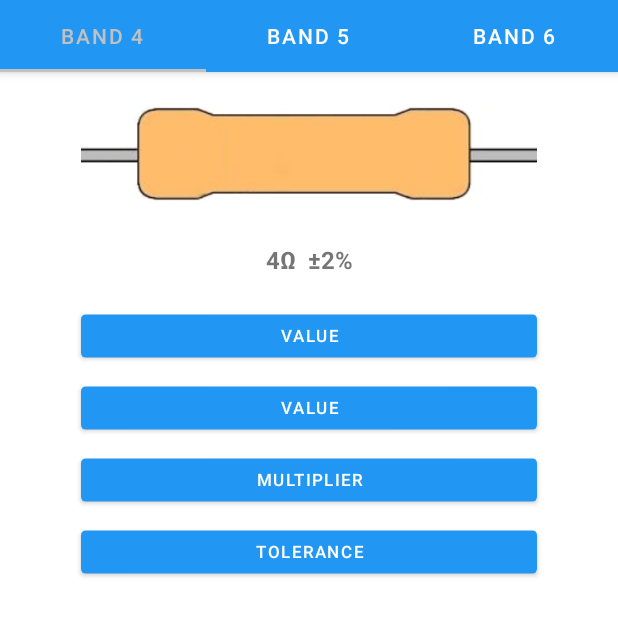
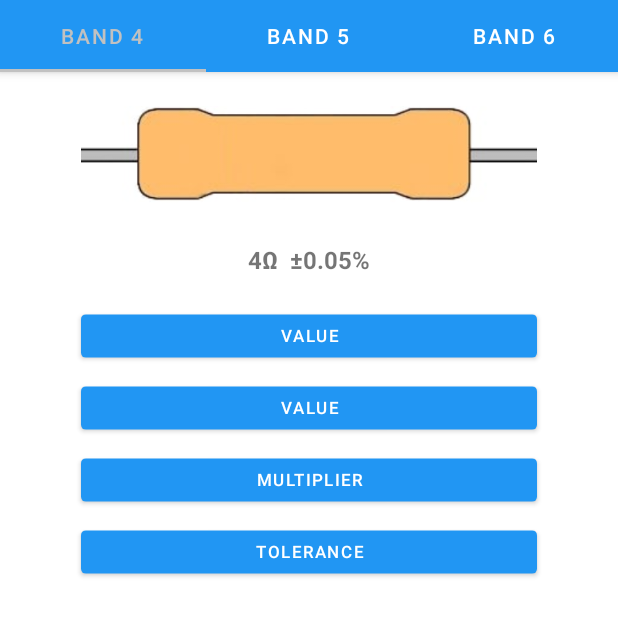
Before and after one commit to MartinMatta/Android-Resistor-Color-Codes, an Android app: the screen it shows after launch (MainActivity), after a tap on "VALUE", on a phone screen of 412 x 824 dp, the part 89-726 px from its top. Run offline under Robolectric (Android 15) with nearby library versions, the phone set to English and light mode, and no system bars; libraries missing offline, so code that uses them is left out: petrov.kristiyan.colorpicker.

Commit message:
add color class

```diff
--- /dev/null
+++ b/app/src/main/java/com/example/resistorcalculator/Colors.java
@@ -0,0 +1,63 @@
+package com.example.resistorcalculator;
+
+public class Colors {
+
+    String[] valueColorNames = {
+            "black", "brown",
+            "red", "orange",
+            "yellow", "green",
+            "blue", "purple",
+            "gray", "white"
+    };
+
+    String[] multiplierColorNames = {
+            "black", "brown",
+            "red", "orange",
+            "yellow", "green",
+            "blue", "purple",
+            "gray", "white",
+            "gold", "silver"
+    };
+
+    String[] toleranceColorNames = {
+            "black", "brown",
+            "green", "blue",
+            "purple", "gray",
+            "gold", "silver"
+    };
+
+    String[] coefficientColorNames = {
+            "gray", "brown",
+            "red", "orange",
+            "blue", "purple"
+    };
+
+    String[] valueBANDColor = {""};
+    String[] multiplierBANDColor = {""};
+    String[] toleranceBANDColor = {""};
+    String[] coefficientBANDColor = {""};
+
+
+    public Float[] multiplierBANDValue = {
+            1f, 10f,
+            100f, 1000f,
+            10000f, 100000f,
+            1000000f, 10000000f,
+            100000000f, 1000000000f,
+            0.1f, 0.01f
+    };
+
+    public Float[] toleranceBANDValue = {
+            1f, 2f,
+            0.5f, 0.25f,
+            0.1f, 0.05f,
+            5f, 10f
+    };
+
+    public int[] coefficientBANDValue = {
+            100, 50,
+            15, 25,
+            10, 5
+    };
+
+}
--- a/app/src/main/java/com/example/resistorcalculator/Resistor.java
+++ b/app/src/main/java/com/example/resistorcalculator/Resistor.java
@@ -37,7 +37,7 @@ public class Resistor extends Fragment {
 
     @SuppressLint("SetTextI18n")
     public void putResult(int value,
-                          int tolerance,
+                          float tolerance,
                           int coefficient) {
 
             textView.setText(
@@ -46,7 +46,7 @@ public class Resistor extends Fragment {
     }
 
     @SuppressLint("SetTextI18n")
-    public void putResult(int value, int tolerance) {
+    public void putResult(int value, float tolerance) {
         textView.setText(value + "Ω  " + "±" + tolerance + "%");
     }
 
--- a/app/src/main/java/com/example/resistorcalculator/ui/main/FragmentBAND4.java
+++ b/app/src/main/java/com/example/resistorcalculator/ui/main/FragmentBAND4.java
@@ -12,6 +12,7 @@ import android.widget.TextView;
 import android.widget.Toast;
 
 
+import com.example.resistorcalculator.Colors;
 import com.example.resistorcalculator.Resistor;
 import com.example.resistorcalculator.R;
 
@@ -25,6 +26,8 @@ public class FragmentBAND4 extends Resistor {
 
     ImageView imageView;
     TextView textView;
+
+    Colors c = new Colors();
 
     @Override
     public View onCreateView(LayoutInflater inflater, ViewGroup container, Bundle savedInstanceState) {
@@ -42,7 +45,7 @@ public class FragmentBAND4 extends Resistor {
         btn_value1.setOnClickListener(new View.OnClickListener(){
             @Override
             public void onClick(View view) {
-                putResult(4, 2);
+                putResult(4, c.toleranceBANDValue[5]);
             }
         });
 
--- a/app/src/main/java/com/example/resistorcalculator/ui/main/FragmentBAND5.java
+++ b/app/src/main/java/com/example/resistorcalculator/ui/main/FragmentBAND5.java
@@ -41,7 +41,7 @@ public class FragmentBAND5 extends Resistor {
         btn_value1.setOnClickListener(new View.OnClickListener(){
             @Override
             public void onClick(View view) {
-                putResult(5, 5);
+                putResult(5, 5f);
             }
         });
 
--- a/app/src/main/java/com/example/resistorcalculator/ui/main/FragmentBAND6.java
+++ b/app/src/main/java/com/example/resistorcalculator/ui/main/FragmentBAND6.java
@@ -10,6 +10,7 @@ import android.widget.ImageView;
 import android.widget.TextView;
 
 
+import com.example.resistorcalculator.Colors;
 import com.example.resistorcalculator.R;
 import com.example.resistorcalculator.Resistor;
 
@@ -25,6 +26,7 @@ public class FragmentBAND6 extends Resistor {
     ImageView imageView;
     TextView textView;
 
+    Colors c = new Colors();
 
     @Override
     public View onCreateView(LayoutInflater inflater, ViewGroup container, Bundle savedInstanceState) {
@@ -44,7 +46,7 @@ public class FragmentBAND6 extends Resistor {
         btn_value1.setOnClickListener(new View.OnClickListener(){
             @Override
             public void onClick(View view) {
-                putResult(6, 10, 15);
+                putResult(6, 10f, c.coefficientBANDValue[2]);
             }
         });
 
--- a/app/src/main/res/layout/activity_main.xml
+++ b/app/src/main/res/layout/activity_main.xml
@@ -38,6 +38,7 @@
         android:id="@+id/view_pager"
         android:layout_width="match_parent"
         android:layout_height="match_parent"
-        app:layout_behavior="@string/appbar_scrolling_view_behavior" />
+        app:layout_behavior="@string/appbar_scrolling_view_behavior" >
+    </androidx.viewpager.widget.ViewPager>
 
 </androidx.coordinatorlayout.widget.CoordinatorLayout>
```
